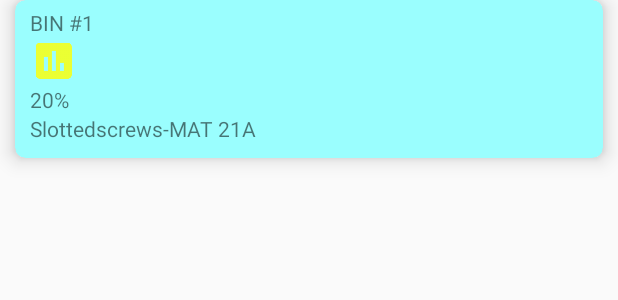
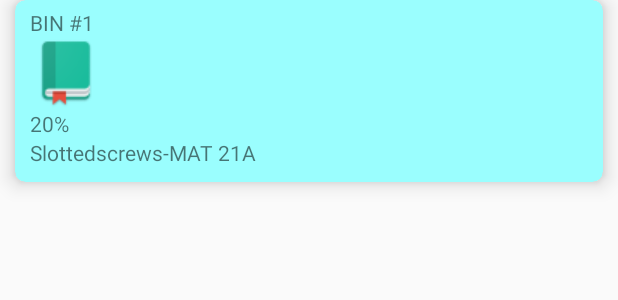
Before and after one commit to samasys-software/montecito, an Android app: the layout bin_item_cardview_data.xml on its own in the app's theme, with its tools: preview values and no code run, on a phone screen of 412 x 824 dp. Shown: the top 300 px of the screen. Run offline under Robolectric (Android 15) with nearby library versions, the phone set to English and light mode, and no system bars.

Commit message:
card & list view changes

```diff
--- a/Android/app/src/main/res/layout/bin_item_cardview_data.xml
+++ b/Android/app/src/main/res/layout/bin_item_cardview_data.xml
@@ -30,7 +30,7 @@
                 android:layout_height="wrap_content"
                 android:layout_width="wrap_content"
                 android:id="@+id/itemImage"
-                android:background="@drawable/ic_chart_nav"/>
+                android:background="@drawable/ic_bin"/>
 
             <TextView
                 android:layout_width="wrap_content"
--- a/Android/app/src/main/res/layout/bin_item_list_data.xml
+++ b/Android/app/src/main/res/layout/bin_item_list_data.xml
@@ -28,7 +28,7 @@
           android:layout_height="wrap_content"
           android:layout_width="wrap_content"
           android:id="@+id/itemImage"
-          android:background="@drawable/ic_chart_nav"
+          android:background="@drawable/ic_bin"
 
           />
    </LinearLayout>
```
Also changed, not shown: Android/app/src/main/java/com/montecito/samayu/ui/BinMonitor.java (line endings or trailing spaces), Android/app/src/main/res/drawable-mdpi/ic_bin.png (added).
